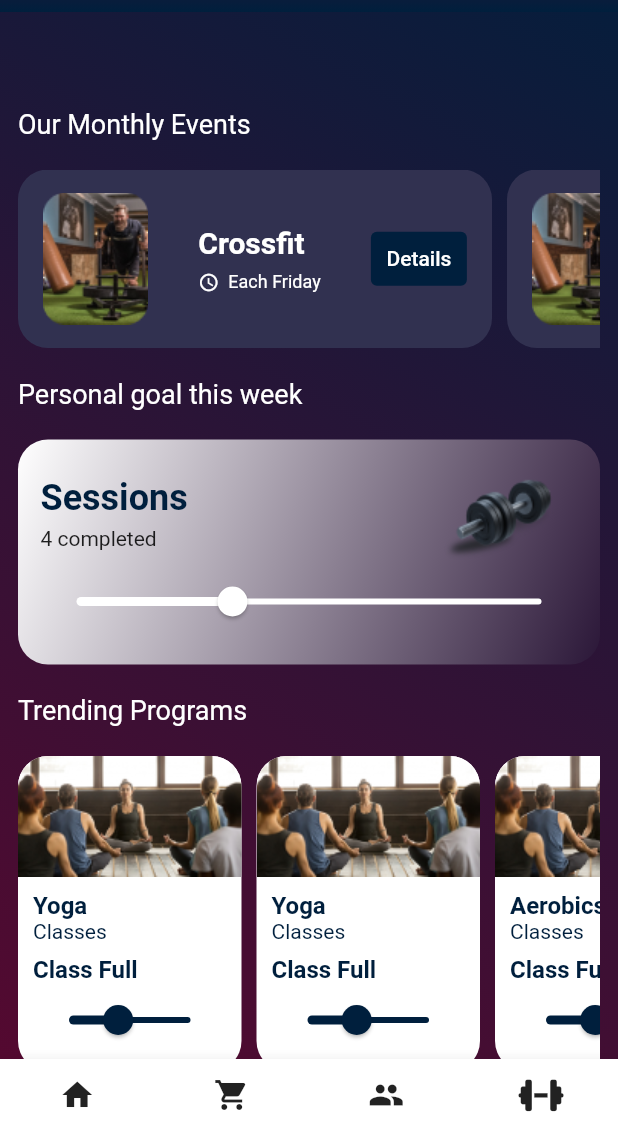
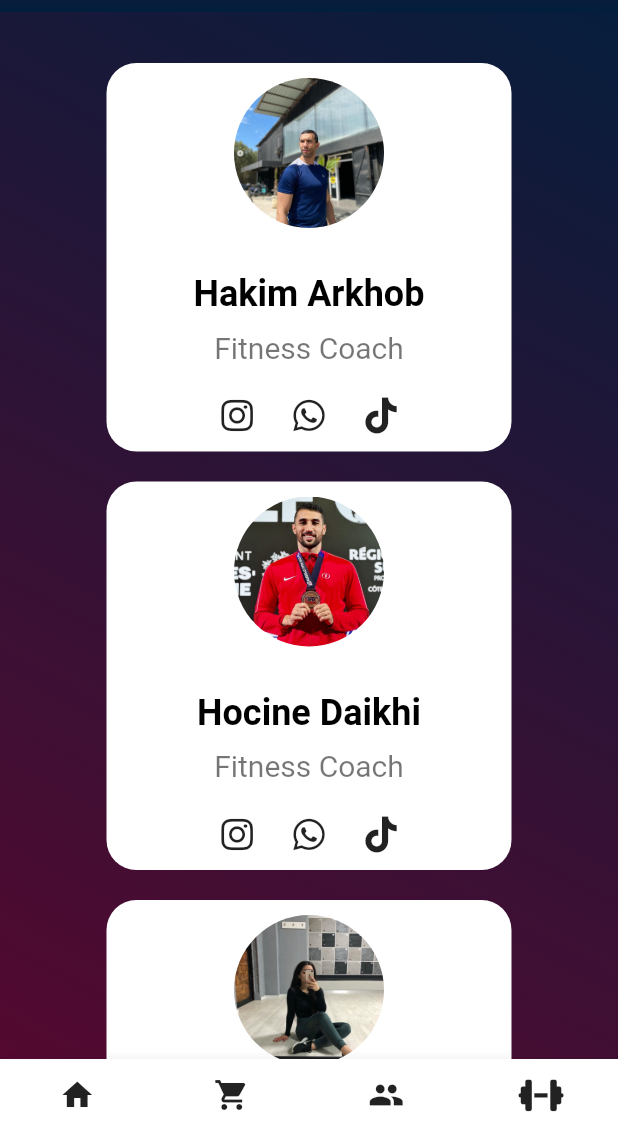
Before and after one commit to AbdenourBouziane/Hangar-Gym-App, a Flutter app: the screen it shows after launch, on a phone screen of 412 x 824 dp, the part 105-1236 px from its top. Run offline on Flutter 3.47's test engine with Material 2 defaults, Android fonts, the phone set to English and light mode, and no system bars; our stand-ins replace font_awesome_flutter.

Commit message:
Done with the Coaches page

```diff
--- /dev/null
+++ b/lib/data/coaches_info.dart
@@ -0,0 +1,19 @@
+import 'package:hangar_gym/config/assets.config.dart';
+
+List<Map<String, dynamic>> coachesData = [
+  {
+    "coachName": "Hakim Arkhob",
+    "coachImage": Assets.images.hakimCoach,
+    "coachProfession": "Fitness Coach",
+  },
+  {
+    "coachName": "Hocine Daikhi",
+    "coachImage": Assets.images.hocineCoach,
+    "coachProfession": "Fitness Coach",
+  },
+  {
+    "coachName": "Leena",
+    "coachImage": Assets.images.leenaCoach,
+    "coachProfession": "Fitness Coach",
+  },
+];
--- a/lib/main.dart
+++ b/lib/main.dart
@@ -1,5 +1,6 @@
 import 'package:flutter/material.dart';
-import 'package:hangar_gym/pages/home_page.dart';
+import 'package:hangar_gym/pages/screens/coaches_page.dart';
+import 'package:hangar_gym/pages/screens/home_page.dart';
 
 void main() {
   runApp(const MainApp());
@@ -11,7 +12,7 @@ class MainApp extends StatelessWidget {
   @override
   Widget build(BuildContext context) {
     return const MaterialApp(
-      home: HomePage(),
+      home: CoachesPage(),
       debugShowCheckedModeBanner: false,
     );
   }
--- /dev/null
+++ b/lib/pages/screens/coaches_page.dart
@@ -0,0 +1,39 @@
+import 'package:flutter/material.dart';
+import 'package:hangar_gym/data/coaches_info.dart';
+import 'package:hangar_gym/pages/widgets/background/background_screen.dart';
+import 'package:hangar_gym/pages/widgets/coaches/coaches_list.widget.dart';
+
+import 'package:hangar_gym/views/appbar.dart';
+import 'package:hangar_gym/views/bottombar.dart';
+
+class CoachesPage extends StatelessWidget {
+  const CoachesPage({super.key});
+
+  @override
+  Widget build(BuildContext context) {
+    return Scaffold(
+      body: SafeArea(
+        child: GradienBackground(
+          child: CustomScrollView(
+            slivers: <Widget>[
+              const HeaderAppBar(),
+              SliverToBoxAdapter(
+                child: Padding(
+                  padding: const EdgeInsets.all(12.0),
+                  child: Column(
+                    children: [
+                      CoachesList(
+                        coachesData: coachesData,
+                      ),
+                    ],
+                  ),
+                ),
+              ),
+            ],
+          ),
+        ),
+      ),
+      bottomNavigationBar: const NavigationBottomBar(),
+    );
+  }
+}
--- a/lib/pages/home_page.dart
+++ b/lib/pages/screens/home_page.dart
@@ -2,7 +2,7 @@ import 'package:flutter/material.dart';
 import 'package:hangar_gym/config/colors.config.dart';
 import 'package:hangar_gym/data/classes_info.dart';
 import 'package:hangar_gym/data/events_info.dart';
-import 'package:hangar_gym/pages/widgets/background_screen.dart';
+import 'package:hangar_gym/pages/widgets/background/background_screen.dart';
 import 'package:hangar_gym/pages/widgets/homepage/events_list.dart';
 import 'package:hangar_gym/pages/widgets/homepage/sessions_container.dart';
 import 'package:hangar_gym/pages/widgets/homepage/trending_list.dart';
--- /dev/null
+++ b/lib/pages/widgets/coaches/coach_profile.widget.dart
@@ -0,0 +1,86 @@
+import 'package:flutter/material.dart';
+import 'package:font_awesome_flutter/font_awesome_flutter.dart';
+import 'package:hangar_gym/config/colors.config.dart';
+
+class CoachProfile extends StatelessWidget {
+  const CoachProfile({
+    Key? key,
+    required this.coacheName,
+    required this.coachPicture,
+    required this.coachProfession,
+  }) : super(key: key);
+
+  final String coacheName;
+  final String coachPicture;
+  final String coachProfession;
+
+  @override
+  Widget build(BuildContext context) {
+    return Container(
+      width: 270,
+      decoration: BoxDecoration(
+        borderRadius: BorderRadius.circular(20),
+        color: AppColors.white,
+      ),
+      child: Column(
+        children: [
+          Padding(
+            padding: const EdgeInsets.all(10.0),
+            child: Container(
+              width: 100,
+              height: 100,
+              decoration: BoxDecoration(
+                shape: BoxShape.circle,
+                image: DecorationImage(
+                  fit: BoxFit.cover,
+                  image: AssetImage(coachPicture),
+                ),
+              ),
+            ),
+          ),
+          const SizedBox(height: 20),
+          Text(
+            coacheName,
+            style: const TextStyle(
+              color: Colors.black,
+              fontSize: 24,
+              fontWeight: FontWeight.bold,
+            ),
+          ),
+          const SizedBox(height: 10),
+          Text(
+            coachProfession,
+            style: const TextStyle(
+              color: Colors.black54,
+              fontSize: 20,
+            ),
+          ),
+          const SizedBox(height: 10),
+          Row(
+            mainAxisAlignment: MainAxisAlignment.center,
+            children: [
+              IconButton(
+                onPressed: () {},
+                icon: const FaIcon(
+                  FontAwesomeIcons.instagram,
+                ),
+              ),
+              IconButton(
+                onPressed: () {},
+                icon: const FaIcon(
+                  FontAwesomeIcons.whatsapp,
+                ),
+              ),
+              IconButton(
+                onPressed: () {},
+                icon: const FaIcon(
+                  FontAwesomeIcons.tiktok,
+                ),
+              ),
+            ],
+          ),
+        ],
+      ),
+    );
+  }
+}
--- /dev/null
+++ b/lib/pages/widgets/coaches/coaches_list.widget.dart
@@ -0,0 +1,35 @@
+import 'package:flutter/material.dart';
+import 'package:hangar_gym/pages/widgets/coaches/coach_profile.widget.dart';
+
+class CoachesList extends StatelessWidget {
+  final List<Map<String, dynamic>> coachesData;
+
+  const CoachesList({Key? key, required this.coachesData}) : super(key: key);
+
+  @override
+  Widget build(BuildContext context) {
+    return SingleChildScrollView(
+      scrollDirection: Axis.vertical,
+      child: Column(
+        children: List<Widget>.generate(
+          coachesData.length,
+          (index) {
+            final coachName = coachesData[index]["coachName"];
+            final coachPicture = coachesData[index]["coachImage"];
+            final coachProfession = coachesData[index]["coachProfession"];
+            return Column(
+              children: [
+                CoachProfile(
+                  coacheName: coachName,
+                  coachPicture: coachPicture,
+                  coachProfession: coachProfession,
+                ),
+                const SizedBox(height: 20),
+              ],
+            );
+          },
+        ),
+      ),
+    );
+  }
+}
--- a/pubspec.yaml
+++ b/pubspec.yaml
@@ -22,3 +22,4 @@ flutter:
     - assets/images/logos/
     - assets/images/stickers/
     - assets/images/events/
+    - assets/images/coaches/
```
Also changed, not shown: assets/images/coaches/arkhobHakim.png (added), assets/images/coaches/hocineDaikhi.png (added), assets/images/coaches/leena.png (added), lib/config/assets.config.dart, lib/pages/widgets/background/background_screen.dart (renamed from lib/pages/widgets/background_screen.dart).
